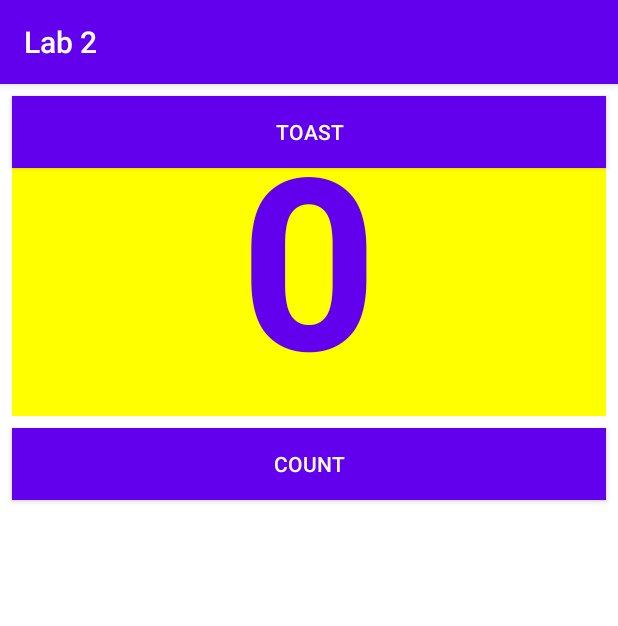
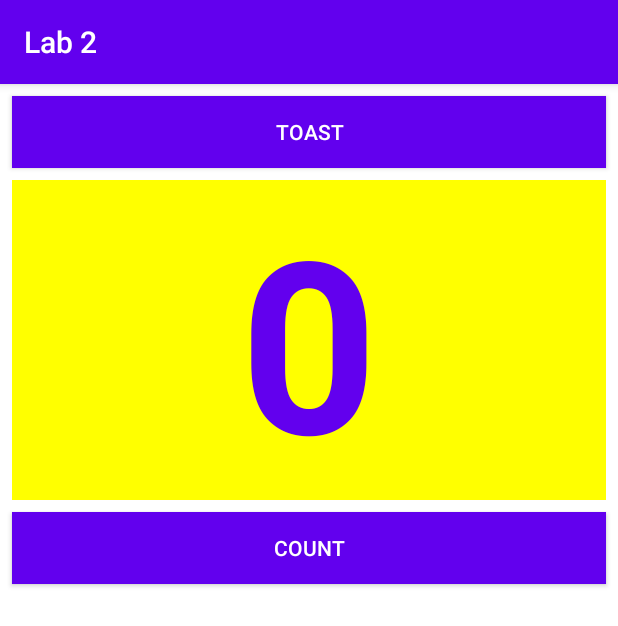
Before and after one commit to harry2909/-App_Dev_Lab2_Homework, an Android app: the screen it shows after launch (MainActivity), on a phone screen of 412 x 824 dp. Shown: the top 626 px of the screen. Run offline under Robolectric (Android 15) with nearby library versions, the phone set to English and light mode, and no system bars.

Commit message:
Fully implemented relative layout.

```diff
--- a/app/src/main/res/layout/activity_main.xml
+++ b/app/src/main/res/layout/activity_main.xml
@@ -37,7 +37,10 @@
         android:textColor="@color/colorPrimary"
         android:textSize="160sp"
         android:textStyle="bold"
-        android:layout_weight="1"
+        android:layout_below="@+id/button_toast"
+        android:layout_alignParentLeft="true"
+        android:layout_alignParentStart="true"
+
         />
 
     <Button
```
